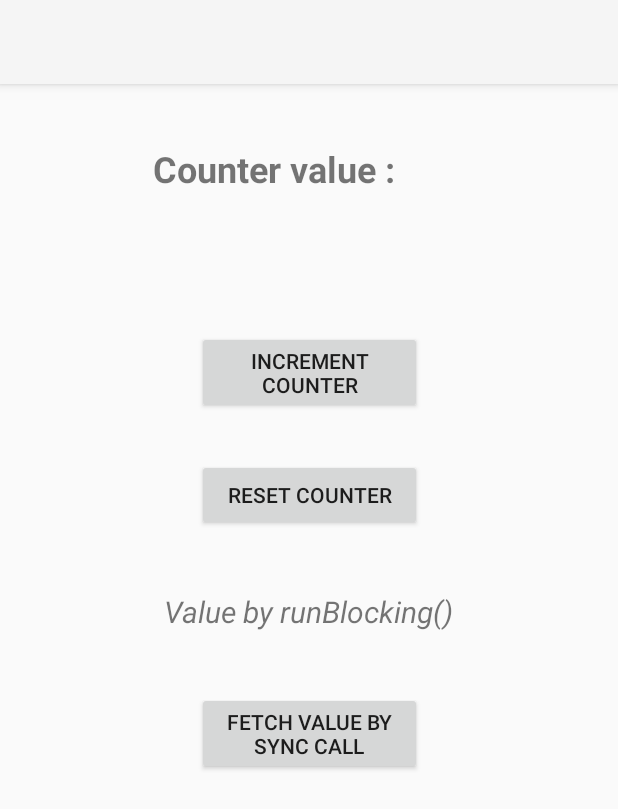
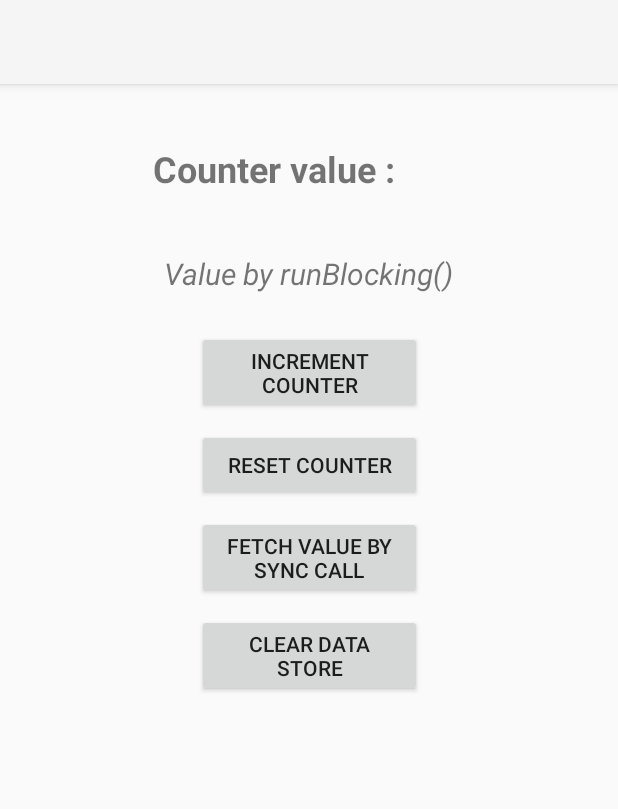
Before and after one commit to pratik-philips/DataStore-Android-Demo, an Android app: the TestProtoDataStoreActivity screen opened directly, with no data from a screen before it, on a phone screen of 412 x 824 dp. Shown: the top 809 px of the screen. Run offline under Robolectric (Android 15) with nearby library versions, the phone set to English and light mode, and no system bars; 1 statement that could not run was skipped.

Commit message:
Added more functionalities , modified ppt

```diff
--- a/app/src/main/java/datastorehelper/SettingsDataStoreViewModel.kt
+++ b/app/src/main/java/datastorehelper/SettingsDataStoreViewModel.kt
@@ -31,4 +31,10 @@ class SettingsDataStoreViewModel(application: Application): AndroidViewModel(app
     }
 
     fun getCounterSync() = settingsDataStoreHelper.getCounterSync()
+
+    fun clearDataStore() {
+        viewModelScope.launch {
+            settingsDataStoreHelper.clearSettings()
+        }
+    }
 }
--- a/app/src/main/java/datastorehelper/TestProtoDataStoreActivity.kt
+++ b/app/src/main/java/datastorehelper/TestProtoDataStoreActivity.kt
@@ -36,6 +36,10 @@ class TestProtoDataStoreActivity: AppCompatActivity() {
         syncValueButton.setOnClickListener {
             updateSyncedValue()
         }
+
+        clearDataStore.setOnClickListener {
+            clearDataStore()
+        }
     }
 
     private fun updateText(value: Int) {
@@ -46,4 +50,8 @@ class TestProtoDataStoreActivity: AppCompatActivity() {
         syncValue.text = viewModel.getCounterSync().toString()
     }
 
+    private fun clearDataStore() {
+        viewModel.clearDataStore()
+    }
+
 }
--- a/app/src/main/res/layout/proto_data_store_activity.xml
+++ b/app/src/main/res/layout/proto_data_store_activity.xml
@@ -29,6 +29,19 @@
         app:layout_constraintLeft_toRightOf="@id/counter_heading"
         app:layout_constraintTop_toTopOf="@id/counter_heading" />
 
+    <TextView
+        android:id="@+id/syncValue"
+        android:layout_height="wrap_content"
+        android:layout_width="wrap_content"
+        android:text="Value by runBlocking()"
+        android:textStyle="italic"
+        android:textSize="20sp"
+        app:layout_constraintTop_toBottomOf="@id/counter_heading"
+        app:layout_constraintLeft_toLeftOf="parent"
+        app:layout_constraintRight_toRightOf="parent"
+        android:layout_marginVertical="40dp"
+        tools:ignore="HardcodedText"/>
+
     <Button
         android:id="@+id/incrementCounter"
         android:layout_width="150dp"
@@ -44,34 +57,32 @@
         android:id="@+id/reset_counter"
         android:layout_width="150dp"
         android:layout_height="wrap_content"
-        android:layout_marginTop="30dp"
+        android:layout_marginTop="10dp"
         android:text="Reset Counter"
         tools:ignore="HardcodedText"
         app:layout_constraintTop_toBottomOf="@id/incrementCounter"
         app:layout_constraintLeft_toLeftOf="parent"
         app:layout_constraintRight_toRightOf="parent" />
 
-    <TextView
-        android:id="@+id/syncValue"
-        android:layout_height="wrap_content"
-        android:layout_width="wrap_content"
-        android:text="Value by runBlocking()"
-        android:textStyle="italic"
-        android:textSize="20sp"
-        app:layout_constraintTop_toBottomOf="@id/reset_counter"
-        app:layout_constraintLeft_toLeftOf="parent"
-        app:layout_constraintRight_toRightOf="parent"
-        android:layout_marginVertical="40dp"
-        tools:ignore="HardcodedText"/>
-
     <Button
         android:id="@+id/syncValueButton"
         android:layout_width="150dp"
         android:layout_height="wrap_content"
-        android:layout_marginTop="40dp"
+        android:layout_marginTop="10dp"
         android:text="FETCH VALUE BY SYNC CALL"
         tools:ignore="HardcodedText"
-        app:layout_constraintTop_toBottomOf="@id/syncValue"
+        app:layout_constraintTop_toBottomOf="@id/reset_counter"
+        app:layout_constraintLeft_toLeftOf="parent"
+        app:layout_constraintRight_toRightOf="parent" />
+
+    <Button
+        android:id="@+id/clearDataStore"
+        android:layout_width="150dp"
+        android:layout_height="wrap_content"
+        android:layout_marginTop="10dp"
+        android:text="CLEAR DATA STORE"
+        tools:ignore="HardcodedText"
+        app:layout_constraintTop_toBottomOf="@id/syncValueButton"
         app:layout_constraintLeft_toLeftOf="parent"
         app:layout_constraintRight_toRightOf="parent" />
 
```
Also changed, not shown: app/src/main/java/datastorehelper/SettingsDataStoreHelper.kt (+10 -3 lines), 1 other file.
